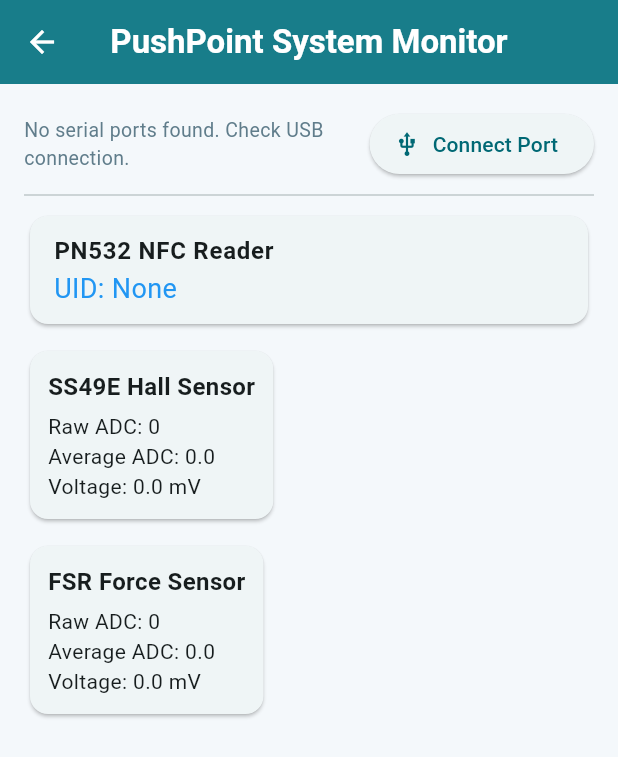
After one commit to KahYing-KY/MDD-PushTile-Flutter, a Flutter app: the PushPointScreen screen opened directly, after a tap on "Connect Port", on a phone screen of 412 x 824 dp. The commit adds this screen. Shown: the top 757 px of the screen. Run offline on Flutter 3.47's test engine with Material 3 defaults, Android fonts, the phone set to English and light mode, and no system bars; our stand-ins replace supabase_flutter; missing offline and left inert: flserial; accounts and stored records are empty.

Commit message:
serial port test

```diff
--- a/lib/screens/home_screen.dart
+++ b/lib/screens/home_screen.dart
@@ -12,6 +12,7 @@ import 'dart:async';
 // import 'chatbot_screen.dart';
 // import 'treasure_hunt_interim_adapt.dart';
 import 'treasure_hunt_interim_sensor.dart';
+import "sensor_screen.dart";
 
 class HomeScreen extends StatefulWidget {
   const HomeScreen({super.key});
@@ -227,6 +228,15 @@ class _HomeScreenState extends State<HomeScreen> {
                           onPressed: () =>
                               _go(const RhythmGameScreen()),
                         ),
+
+                        ActionCard(
+                          icon: Icons.sensors_rounded,
+                          color: Colors.deepPurple, // Or your preferred color constant
+                          title: 'PushPoint Monitor',
+                          description: 'View live telemetry from the SS49E Hall sensor, FSR force sensor, and PN532 NFC reader.',
+                          buttonLabel: 'Open Monitor',
+                          onPressed: () => _go(const PushPointScreen()),
+                          ),
 
                         // ActionCard(
                         //   icon: Icons.diamond_rounded,
--- /dev/null
+++ b/lib/screens/sensor_screen.dart
@@ -0,0 +1,163 @@
+import 'dart:convert';
+import 'package:flutter/material.dart';
+import 'package:flserial/flserial.dart';
+
+class PushPointScreen extends StatefulWidget {
+  const PushPointScreen({super.key});
+
+  @override
+  State<PushPointScreen> createState() => _PushPointScreenState();
+}
+
+class _PushPointScreenState extends State<PushPointScreen> {
+  String _statusText = "Tap 'Connect Port' to open serial connection...";
+  late final FlSerial _serialPort;
+  bool _isConnected = false;
+
+  Map<String, dynamic> _data = {
+    "hall_raw": 0,
+    "hall_avg": 0.0,
+    "hall_v": 0.0,
+    "fsr_raw": 0,
+    "fsr_avg": 0.0,
+    "fsr_v": 0.0,
+    "nfc_uid": "None"
+  };
+
+  @override
+  void initState() {
+    super.initState();
+    _serialPort = FlSerial();
+  }
+
+  Future<void> _connectSerial() async {
+    try {
+      final ports = await FlSerial.availablePorts();
+      if (ports.isEmpty) {
+        setState(() => _statusText = "No serial ports found. Check USB connection.");
+        return;
+      }
+
+      final targetPort = ports.first;
+      final config = SerialConfig(baudRate: 115200);
+
+      final success = await _serialPort.open(targetPort.path, config);
+
+      if (!success) {
+        setState(() => _statusText = "Failed to open port ${targetPort.path}");
+        return;
+      }
+
+      setState(() {
+        _isConnected = true;
+        _statusText = "Connected to ${targetPort.path}";
+      });
+
+      // FIXED: Use flserial's events stream and filter by SerialEventType.data
+      _serialPort.events.listen((event) {
+        if (event.type == SerialEventType.data) {
+          final data = event.data;
+          if (data != null) {
+            final line = utf8.decode(data).trim();
+            try {
+              if (line.startsWith("{") && line.endsWith("}")) {
+                final parsedData = jsonDecode(line);
+                setState(() {
+                  _data = parsedData;
+                });
+              }
+            } catch (e) {
+              // Ignore incomplete fragments or console prints
+            }
+          }
+        }
+      }, onError: (error) {
+        setState(() => _statusText = "Stream Error: $error");
+      });
+
+    } catch (e) {
+      setState(() => _statusText = "Connection failed: $e");
+    }
+  }
+
+  @override
+  void dispose() {
+    _serialPort.close();
+    _serialPort.dispose();
+    super.dispose();
+  }
+
+  @override
+  Widget build(BuildContext context) {
+    return Scaffold(
+      appBar: AppBar(title: const Text('PushPoint System Monitor')),
+      body: Padding(
+        padding: const EdgeInsets.all(16.0),
+        child: Column(
+          crossAxisAlignment: CrossAxisAlignment.start,
+          children: [
+            Row(
+              mainAxisAlignment: MainAxisAlignment.spaceBetween,
+              children: [
+                Expanded(
+                  child: Text(_statusText, style: const TextStyle(color: Colors.blueGrey, fontSize: 13)),
+                ),
+                if (!_isConnected)
+                  ElevatedButton.icon(
+                    onPressed: _connectSerial,
+                    icon: const Icon(Icons.usb),
+                    label: const Text("Connect Port"),
+                  ),
+              ],
+            ),
+            const Divider(height: 20),
+
+            // NFC Card
+            Card(
+              child: ListTile(
+                title: const Text("PN532 NFC Reader", style: TextStyle(fontWeight: FontWeight.bold)),
+                subtitle: Text("UID: ${_data['nfc_uid']}", style: const TextStyle(fontSize: 18, color: Colors.blue)),
+              ),
+            ),
+            const SizedBox(height: 10),
+
+            // Hall Sensor Card
+            Card(
+              child: Padding(
+                padding: const EdgeInsets.all(12.0),
+                child: Column(
+                  crossAxisAlignment: CrossAxisAlignment.start,
+                  children: [
+                    const Text("SS49E Hall Sensor", style: TextStyle(fontWeight: FontWeight.bold, fontSize: 16)),
+                    const SizedBox(height: 5),
+                    Text("Raw ADC: ${_data['hall_raw']}"),
+                    Text("Average ADC: ${_data['hall_avg']}"),
+                    Text("Voltage: ${_data['hall_v']} mV"),
+                  ],
+                ),
+              ),
+            ),
+            const SizedBox(height: 10),
+
+            // FSR Sensor Card
+            Card(
+              child: Padding(
+                padding: const EdgeInsets.all(12.0),
+                child: Column(
+                  crossAxisAlignment: CrossAxisAlignment.start,
+                  children: [
+                    const Text("FSR Force Sensor", style: TextStyle(fontWeight: FontWeight.bold, fontSize: 16)),
+                    const SizedBox(height: 5),
+                    Text("Raw ADC: ${_data['fsr_raw']}"),
+                    Text("Average ADC: ${_data['fsr_avg']}"),
+                    Text("Voltage: ${_data['fsr_v']} mV"),
+                  ],
+                ),
+              ),
+            ),
+          ],
+        ),
+      ),
+    );
+  }
+}
--- a/pubspec.yaml
+++ b/pubspec.yaml
@@ -38,6 +38,8 @@ dependencies:
 # >>> ADD SUPABASE <<<
   supabase_flutter: ^2.0.0
   http: ^1.6.0
+  flutter_libserialport: ^0.6.0
+  flserial: ^0.7.3
 
 dev_dependencies:
   flutter_test:
@@ -91,3 +93,4 @@ flutter:
   #
   # For details regarding fonts from package dependencies,
   # see https://flutter.dev/to/font-from-package
+flutter_libserialport: ^0.4.0
```
Also changed, not shown: pubspec.lock, 2 other files.
